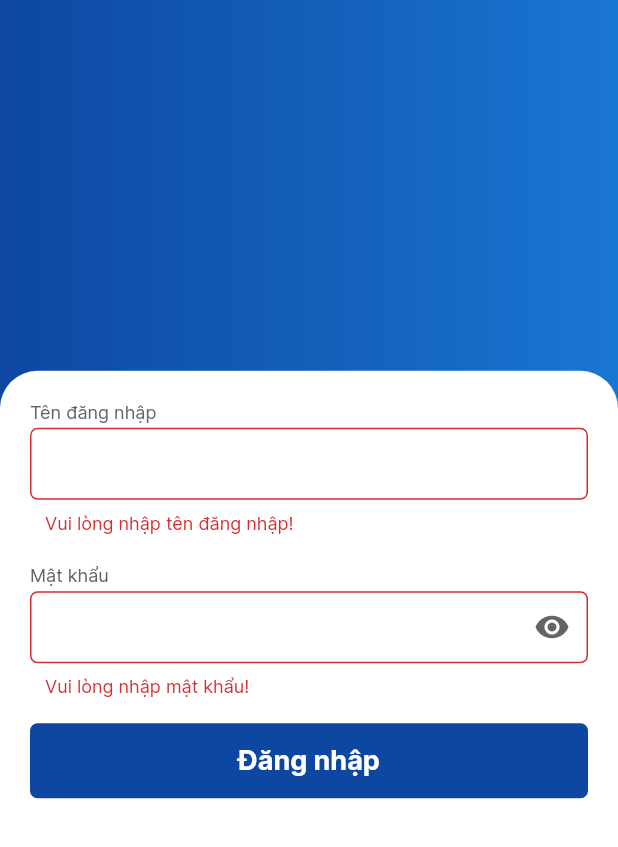
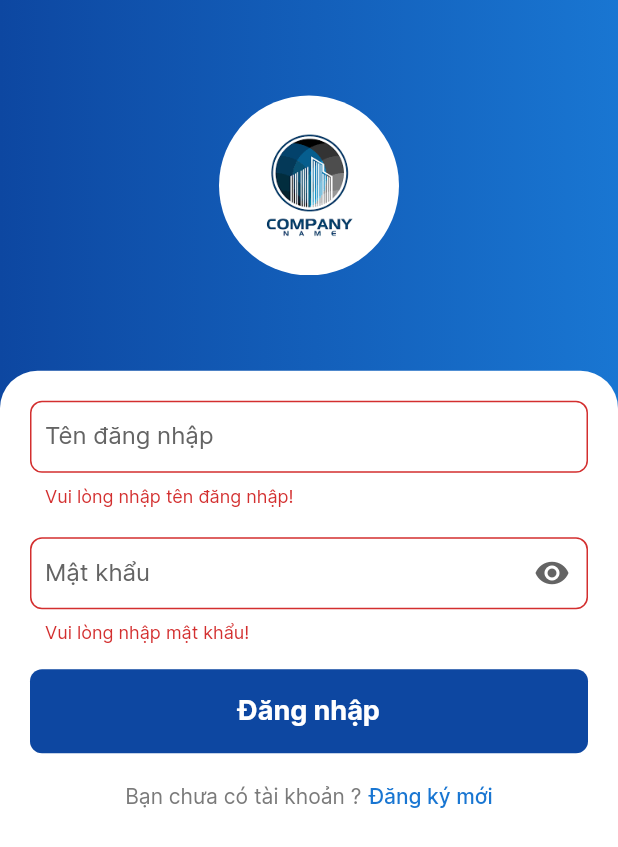
Before and after one commit to phungbuuquang/HoiThaoYTe, a Flutter app: the LoginScreen screen opened by its route, after a tap on "Đăng nhập", on a phone screen of 412 x 824 dp. Shown: the top 847 px of the screen. Run offline on Flutter 3.47's test engine with Material 2 defaults, Android fonts, the phone set to English and light mode, and no system bars; our stand-ins replace dio, flutter_bloc, flutter_svg, get_it, image_picker, retrofit and 2 more; missing offline and left inert: advance_pdf_viewer; accounts and stored records are empty; generated files the repository leaves out were written again; network calls fail.

Commit message:
update ui

```diff
--- a/xcademy/lib/main.dart
+++ b/xcademy/lib/main.dart
@@ -47,6 +47,7 @@ class MyApp extends StatelessWidget {
           subtitle1: TextStyle(
             fontSize: 12,
             color: Color(0xff646464),
+            fontFamily: 'Inter',
           ),
         ),
         appBarTheme: AppBarTheme(
@@ -65,92 +66,7 @@ class MyApp extends StatelessWidget {
         ),
       ),
       onGenerateRoute: RouterManager.generateRoute,
-      initialRoute: initialRoute,
+      initialRoute: RouterName.base_tabbar,
     );
   }
 }
-
-class MyHomePage extends StatefulWidget {
-  MyHomePage({Key? key, required this.title}) : super(key: key);
-
-  // This widget is the home page of your application. It is stateful, meaning
-  // that it has a State object (defined below) that contains fields that affect
-  // how it looks.
-
-  // This class is the configuration for the state. It holds the values (in this
-  // case the title) provided by the parent (in this case the App widget) and
-  // used by the build method of the State. Fields in a Widget subclass are
-  // always marked "final".
-
-  final String title;
-
-  @override
-  _MyHomePageState createState() => _MyHomePageState();
-}
-
-class _MyHomePageState extends State<MyHomePage> {
-  int _counter = 0;
-
-  void _incrementCounter() {
-    setState(() {
-      // This call to setState tells the Flutter framework that something has
-      // changed in this State, which causes it to rerun the build method below
-      // so that the display can reflect the updated values. If we changed
-      // _counter without calling setState(), then the build method would not be
-      // called again, and so nothing would appear to happen.
-      _counter++;
-    });
-  }
-
-  @override
-  Widget build(BuildContext context) {
-    // This method is rerun every time setState is called, for instance as done
-    // by the _incrementCounter method above.
-    //
-    // The Flutter framework has been optimized to make rerunning build methods
-    // fast, so that you can just rebuild anything that needs updating rather
-    // than having to individually change instances of widgets.
-    return Scaffold(
-      appBar: AppBar(
-        // Here we take the value from the MyHomePage object that was created by
-        // the App.build method, and use it to set our appbar title.
-        title: Text(widget.title),
-      ),
-      body: Center(
-        // Center is a layout widget. It takes a single child and positions it
-        // in the middle of the parent.
-        child: Column(
-          // Column is also a layout widget. It takes a list of children and
-          // arranges them vertically. By default, it sizes itself to fit its
-          // children horizontally, and tries to be as tall as its parent.
-          //
-          // Invoke "debug painting" (press "p" in the console, choose the
-          // "Toggle Debug Paint" action from the Flutter Inspector in Android
-          // Studio, or the "Toggle Debug Paint" command in Visual Studio Code)
-          // to see the wireframe for each widget.
-          //
-          // Column has various properties to control how it sizes itself and
-          // how it positions its children. Here we use mainAxisAlignment to
-          // center the children vertically; the main axis here is the vertical
-          // axis because Columns are vertical (the cross axis would be
-          // horizontal).
-          mainAxisAlignment: MainAxisAlignment.center,
-          children: <Widget>[
-            Text(
-              'You have pushed the button this many times:',
-            ),
-            Text(
-              '$_counter',
-              style: Theme.of(context).textTheme.headline4,
-            ),
-          ],
-        ),
-      ),
-      floatingActionButton: FloatingActionButton(
-        onPressed: _incrementCounter,
-        tooltip: 'Increment',
-        child: Icon(Icons.add),
-      ), // This trailing comma makes auto-formatting nicer for build methods.
-    );
-  }
-}
--- a/xcademy/lib/resources/color_constant.dart
+++ b/xcademy/lib/resources/color_constant.dart
@@ -6,4 +6,5 @@ class ColorConstant {
   static const Color bgColor = Color(0xffF6F7F9);
   static const Color primaryColor = Color(0xFF0D47A1);
   static const Color subPrimary = Color(0xff1976D2);
+  static const Color text = Color(0xff7a7a7a);
 }
--- a/xcademy/lib/screens/home/home_screen.dart
+++ b/xcademy/lib/screens/home/home_screen.dart
@@ -1,7 +1,5 @@
 import 'package:flutter/material.dart';
 import 'package:flutter_bloc/flutter_bloc.dart';
-import 'package:flutter_svg/svg.dart';
-import 'package:percent_indicator/linear_percent_indicator.dart';
 import 'package:xcademy/models/seminar/seminar_response.dart';
 import 'package:xcademy/resources/assets_constant.dart';
 import 'package:xcademy/resources/color_constant.dart';
@@ -9,6 +7,7 @@ import 'package:xcademy/routes/router_manager.dart';
 import 'package:xcademy/screens/home/bloc/home_bloc.dart';
 import 'package:xcademy/screens/profile/bloc/profile_bloc.dart';
 import 'package:xcademy/utils/date_utils.dart';
+import 'package:xcademy/widgets/my_image.dart';
 
 class HomeScreen extends StatefulWidget {
   const HomeScreen({Key? key}) : super(key: key);
@@ -22,7 +21,7 @@ class _HomeScreenState extends State<HomeScreen> {
   @override
   void initState() {
     super.initState();
-    WidgetsBinding.instance?.addPostFrameCallback((_) {
+    WidgetsBinding.instance.addPostFrameCallback((_) {
       _bloc.getNameUser();
       _bloc.getListSeminar();
     });
@@ -37,7 +36,7 @@ class _HomeScreenState extends State<HomeScreen> {
           backgroundColor: Colors.white,
           body: Column(
             children: [
-              _buildNavbarView(),
+              // _buildNavbarView(),
               SizedBox(
                 height: 17,
               ),
@@ -58,67 +57,68 @@ class _HomeScreenState extends State<HomeScreen> {
   }
 
   Widget _buildTutorialView() {
-    return BlocBuilder<HomeBloc, HomeState>(
-      buildWhen: (prev, curr) {
-        return curr is HomeLoadingState || curr is HomeGetSeminarsDoneState;
-      },
-      builder: (_, state) {
-        bool isLoading = false;
-        List<SeminarModel> listItems = [];
-        if (state is HomeLoadingState) {
-          isLoading = true;
-        } else if (state is HomeGetSeminarsDoneState) {
-          listItems = state.listSeminars;
-        }
-        return Column(
-          crossAxisAlignment: CrossAxisAlignment.start,
-          children: [
-            Padding(
-              padding: const EdgeInsets.only(left: 15, right: 15),
-              child: Row(
-                mainAxisAlignment: MainAxisAlignment.spaceBetween,
-                children: [
-                  Text(
-                    'Danh sách hội thảo',
-                    style: TextStyle(
-                      fontSize: 14,
-                      fontWeight: FontWeight.w500,
-                      color: Theme.of(context).primaryColor,
-                    ),
-                  ),
-                  // Text(
-                  //   'Xem thêm',
-                  //   style: TextStyle(
-                  //     fontSize: 12,
-                  //     fontWeight: FontWeight.w500,
-                  //     color: Theme.of(context).primaryColor,
-                  //   ),
-                  // ),
-                ],
-              ),
-            ),
-            isLoading
-                ? Center(
-                    child: CircularProgressIndicator(
-                      strokeWidth: 3,
-                      color: Theme.of(context).primaryColor,
-                    ),
-                  )
-                : _buildListTutorialView(listItems)
-          ],
-        );
-      },
-    );
+    return _buildListTutorialView([]);
+    // BlocBuilder<HomeBloc, HomeState>(
+    //   buildWhen: (prev, curr) {
+    //     return curr is HomeLoadingState || curr is HomeGetSeminarsDoneState;
+    //   },
+    //   builder: (_, state) {
+    //     bool isLoading = false;
+    //     List<SeminarModel> listItems = [];
+    //     if (state is HomeLoadingState) {
+    //       isLoading = true;
+    //     } else if (state is HomeGetSeminarsDoneState) {
+    //       listItems = state.listSeminars;
+    //     }
+    //     return Column(
+    //       crossAxisAlignment: CrossAxisAlignment.start,
+    //       children: [
+    //         Padding(
+    //           padding: const EdgeInsets.only(left: 15, right: 15),
+    //           child: Row(
+    //             mainAxisAlignment: MainAxisAlignment.spaceBetween,
+    //             children: [
+    //               Text(
+    //                 'Danh sách hội thảo',
+    //                 style: TextStyle(
+    //                   fontSize: 14,
+    //                   fontWeight: FontWeight.w500,
+    //                   color: Theme.of(context).primaryColor,
+    //                 ),
+    //               ),
+    //               // Text(
+    //               //   'Xem thêm',
+    //               //   style: TextStyle(
+    //               //     fontSize: 12,
+    //               //     fontWeight: FontWeight.w500,
+    //               //     color: Theme.of(context).primaryColor,
+    //               //   ),
+    //               // ),
+    //             ],
+    //           ),
+    //         ),
+    //         isLoading
+    //             ? Center(
+    //                 child: CircularProgressIndicator(
+    //                   strokeWidth: 3,
+    //                   color: Theme.of(context).primaryColor,
+    //                 ),
+    //               )
+    //             : _buildListTutorialView(listItems)
+    //       ],
+    //     );
+    //   },
+    // );
   }
 
   ListView _buildListTutorialView(List<SeminarModel> listItems) {
     return ListView.builder(
-      itemCount: listItems.length,
+      itemCount: 10, //listItems.length,
       shrinkWrap: true,
       physics: NeverScrollableScrollPhysics(),
       padding: const EdgeInsets.only(top: 15),
       itemBuilder: (_, index) {
-        final item = listItems[index];
+        final item = SeminarModel(); //listItems[index];
         return _buildItemView(item);
       },
     );
@@ -143,10 +143,11 @@ class _HomeScreenState extends State<HomeScreen> {
                 ClipRRect(
                   borderRadius: BorderRadius.circular(5),
                   child: item.AnhBia == null || item.AnhBia == ''
-                      ? Image.asset(
+                      ? MyImage(
                           ImageConstant.placeholder,
                           width: 80,
                           height: 80,
+                          isSvg: false,
                         )
                       : FadeInImage.assetNetwork(
                           image: item.AnhHoiThao ?? '',
--- a/xcademy/lib/screens/login/login.screen.dart
+++ b/xcademy/lib/screens/login/login.screen.dart
@@ -5,6 +5,9 @@ import 'package:xcademy/resources/color_constant.dart';
 import 'package:xcademy/routes/router_manager.dart';
 import 'package:xcademy/screens/login/bloc/login_bloc.dart';
 import 'package:xcademy/utils/common_utils.dart';
+import 'package:xcademy/widgets/my_button.dart';
+import 'package:xcademy/widgets/my_image.dart';
+import 'package:xcademy/widgets/my_text_formfield.dart';
 
 class LoginScreen extends StatefulWidget {
   const LoginScreen({Key? key}) : super(key: key);
@@ -48,13 +51,34 @@ class _LoginScreenState extends State<LoginScreen> {
           body: Stack(
             children: [
               Container(
+                width: double.infinity,
+                height: double.infinity,
                 decoration: BoxDecoration(
-                    gradient: LinearGradient(
-                  colors: [
-                    Theme.of(context).primaryColor,
-                    ColorConstant.subPrimary,
+                  gradient: LinearGradient(
+                    colors: [
+                      Theme.of(context).primaryColor,
+                      ColorConstant.subPrimary,
+                    ],
+                  ),
+                ),
+                child: Column(
+                  children: [
+                    Container(
+                      height: MediaQuery.of(context).size.height * 0.3,
+                      child: Center(
+                        child: ClipRRect(
+                          borderRadius: BorderRadius.circular(60),
+                          child: MyImage(
+                            'logo_demo.png',
+                            width: 120,
+                            height: 120,
+                            isSvg: false,
+                          ),
+                        ),
+                      ),
+                    ),
                   ],
-                )),
+                ),
               ),
               Container(
                 margin: EdgeInsets.only(
@@ -74,10 +98,10 @@ class _LoginScreenState extends State<LoginScreen> {
                   child: SingleChildScrollView(
                     child: Column(
                       mainAxisAlignment: MainAxisAlignment.center,
-                      crossAxisAlignment: CrossAxisAlignment.start,
+                      crossAxisAlignment: CrossAxisAlignment.center,
                       children: [
-                        _buildLabelWithFormFieldView(
-                          'Tên đăng nhập',
+                        MyTextFormField(
+                          labelText: 'Tên đăng nhập',
                           controller: _usernameTextController,
                           validator: (val) {
                             if (val == null || val.isEmpty) {
@@ -87,8 +111,8 @@ class _LoginScreenState extends State<LoginScreen> {
                           },
                         ),
                         SizedBox(height: 20),
-                        _buildLabelWithFormFieldView(
-                          'Mật khẩu',
+                        MyTextFormField(
+                          labelText: 'Mật khẩu',
                           controller: _passwordTextController,
                           isObscure: _isObscure,
                           validator: (val) {
@@ -116,7 +140,32 @@ class _LoginScreenState extends State<LoginScreen> {
                         ),
                         _buildLoginBtn(),
                         SizedBox(
-                          height: 50,
+                          height: 20,
+                        ),
+                        Row(
+                          mainAxisAlignment: MainAxisAlignment.center,
+                          children: [
+                            Text(
+                              'Bạn chưa có tài khoản ?',
+                              style: TextStyle(
+                                fontSize: 14,
+                                color: ColorConstant.text,
+                              ),
+                            ),
+                            SizedBox(
+                              width: 5,
+                            ),
+                            InkWell(
+                              child: Text(
+                                'Đăng ký mới',
+                                style: TextStyle(
+                                  fontSize: 14,
+                                  fontWeight: FontWeight.w500,
+                                  color: ColorConstant.subPrimary,
+                                ),
+                              ),
+                            ),
+                          ],
                         ),
                       ],
                     ),
@@ -137,96 +186,12 @@ class _LoginScreenState extends State<LoginScreen> {
         if (state is LoginLoadingState) {
           isLoading = true;
         }
-        return InkWell(
-          onTap: isLoading ? null : loginTapped,
-          child: Container(
-            height: 50,
-            decoration: BoxDecoration(
-              color: Theme.of(context).primaryColor,
-              borderRadius: BorderRadius.circular(5),
-            ),
-            child: Center(
-              child: isLoading
-                  ? CircularProgressIndicator(
-                      color: Colors.white,
-                      strokeWidth: 3,
-                    )
-                  : Text(
-                      'Đăng nhập',
-                      style: TextStyle(
-                        fontSize: 18,
-                        fontWeight: FontWeight.w700,
-                        color: Colors.white,
-                      ),
-                    ),
-            ),
-          ),
+        return MyButton(
+          isLoading: isLoading,
+          onTap: loginTapped,
+          title: 'Đăng nhập',
         );
       },
     );
   }
-
-  Column _buildLabelWithFormFieldView(
-    String title, {
-    Widget? suffixIcon,
-    bool isObscure = false,
-    required TextEditingController controller,
-    String? Function(String?)? validator,
-  }) {
-    return Column(
-      crossAxisAlignment: CrossAxisAlignment.start,
-      children: [
-        Text(
-          title,
-          style: Theme.of(context).textTheme.subtitle1,
-        ),
-        SizedBox(height: 3),
-        _buildFormField(
-          suffixIcon: suffixIcon,
-          isObscure: isObscure,
-          controller: controller,
-          validator: validator,
-        )
-      ],
-    );
-  }
-
-  TextFormField _buildFormField({
-    Widget? suffixIcon,
-    bool isObscure = false,
-    TextEditingController? controller,
-    String? Function(String?)? validator,
-  }) {
-    return TextFormField(
-      style: TextStyle(
-        fontSize: 15,
-        color: Colors.black,
-      ),
-      controller: controller,
-      obscureText: isObscure,
-      validator: validator,
-      decoration: InputDecoration(
-        contentPadding: const EdgeInsets.only(top: 10, left: 10),
-        suffixIcon: suffixIcon,
-        border: OutlineInputBorder(
-          borderRadius: BorderRadius.circular(5),
-          borderSide: BorderSide(
-            color: Color(0xffD8DFEA),
-          ),
-        ),
-        enabledBorder: OutlineInputBorder(
-          borderRadius: BorderRadius.circular(5),
-          borderSide: BorderSide(
-            color: Color(0xffD8DFEA),
-          ),
-        ),
-        focusedBorder: OutlineInputBorder(
-          borderRadius: BorderRadius.circular(5),
-          borderSide: BorderSide(
-            color: Color(0xffD8DFEA),
-          ),
-        ),
-      ),
-    );
-  }
 }
--- /dev/null
+++ b/xcademy/lib/widgets/my_button.dart
@@ -0,0 +1,41 @@
+import 'package:flutter/material.dart';
+
+class MyButton extends StatelessWidget {
+  const MyButton({
+    Key? key,
+    this.isLoading = false,
+    required this.onTap,
+    required this.title,
+  }) : super(key: key);
+  final bool isLoading;
+  final Function() onTap;
+  final String title;
+  @override
+  Widget build(BuildContext context) {
+    return InkWell(
+      onTap: isLoading ? null : onTap,
+      child: Container(
+        height: 56,
+        decoration: BoxDecoration(
+          color: Theme.of(context).primaryColor,
+          borderRadius: BorderRadius.circular(8),
+        ),
+        child: Center(
+          child: isLoading
+              ? CircularProgressIndicator(
+                  color: Colors.white,
+                  strokeWidth: 3,
+                )
+              : Text(
+                  title,
+                  style: TextStyle(
+                    fontSize: 18,
+                    fontWeight: FontWeight.w700,
+                    color: Colors.white,
+                  ),
+                ),
+        ),
+      ),
+    );
+  }
+}
--- /dev/null
+++ b/xcademy/lib/widgets/my_image.dart
@@ -0,0 +1,67 @@
+import 'package:flutter/material.dart';
+import 'package:flutter_svg/svg.dart';
+
+class MyImage extends StatelessWidget {
+  const MyImage(
+    this.asset, {
+    Key? key,
+    this.typeFolder = TypeFolders.images,
+    this.isSvg = true,
+    this.fit = BoxFit.cover,
+    this.height,
+    this.width,
+    this.color,
+  }) : super(key: key);
+  final String asset;
+  final TypeFolders typeFolder;
+  final bool isSvg;
+  final BoxFit fit;
+  final double? width;
+  final double? height;
+  final Color? color;
+  @override
+  Widget build(BuildContext context) {
+    return typeFolder == TypeFolders.remote
+        ? Image.network(
+            asset,
+            width: width,
+            height: height,
+            fit: fit,
+            color: color,
+          )
+        : isSvg
+            ? SvgPicture.asset(
+                typeFolder.path + asset,
+                fit: fit,
+                width: width,
+                height: height,
+                color: color,
+              )
+            : Image.asset(
+                typeFolder.path + asset,
+                width: width,
+                height: height,
+                fit: fit,
+                color: color,
+              );
+  }
+}
+
+enum TypeFolders {
+  icons,
+  images,
+  remote,
+}
+
+extension _TypeFoldersExt on TypeFolders {
+  String get path {
+    switch (this) {
+      case TypeFolders.icons:
+        return 'assets/icons/';
+      case TypeFolders.images:
+        return 'assets/images/';
+      case TypeFolders.remote:
+        return '';
+    }
+  }
+}
--- /dev/null
+++ b/xcademy/lib/widgets/my_text_formfield.dart
@@ -0,0 +1,57 @@
+import 'package:flutter/material.dart';
+import 'package:xcademy/resources/color_constant.dart';
+
+class MyTextFormField extends StatelessWidget {
+  const MyTextFormField({
+    Key? key,
+    this.controller,
+    this.isObscure = false,
+    this.validator,
+    this.suffixIcon,
+    this.labelText,
+  }) : super(key: key);
+  final TextEditingController? controller;
+  final bool isObscure;
+  final String? Function(String?)? validator;
+  final Widget? suffixIcon;
+  final String? labelText;
+  @override
+  Widget build(BuildContext context) {
+    return TextFormField(
+      style: TextStyle(
+        fontSize: 15,
+        color: Colors.black,
+      ),
+      controller: controller,
+      obscureText: isObscure,
+      validator: validator,
+      decoration: InputDecoration(
+        labelText: labelText,
+        labelStyle: TextStyle(
+          fontSize: 16,
+          color: ColorConstant.subtitleColor,
+        ),
+        contentPadding: const EdgeInsets.only(top: 10, left: 10),
+        suffixIcon: suffixIcon,
+        border: OutlineInputBorder(
+          borderRadius: BorderRadius.circular(8),
+          borderSide: BorderSide(
+            color: Color(0xffD8DFEA),
+          ),
+        ),
+        enabledBorder: OutlineInputBorder(
+          borderRadius: BorderRadius.circular(8),
+          borderSide: BorderSide(
+            color: Color(0xffD8DFEA),
+          ),
+        ),
+        focusedBorder: OutlineInputBorder(
+          borderRadius: BorderRadius.circular(8),
+          borderSide: BorderSide(
+            color: Color(0xffD8DFEA),
+          ),
+        ),
+      ),
+    );
+  }
+}
```
Also changed, not shown: xcademy/assets/images/logo_demo.png (added), 1 other file.
